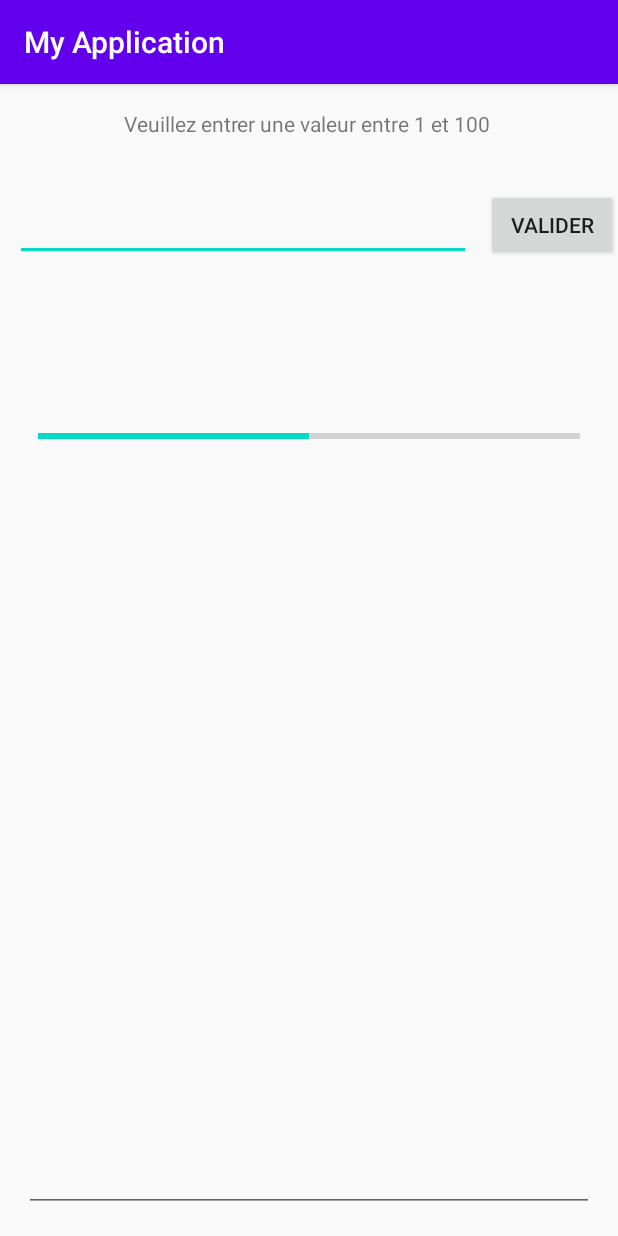
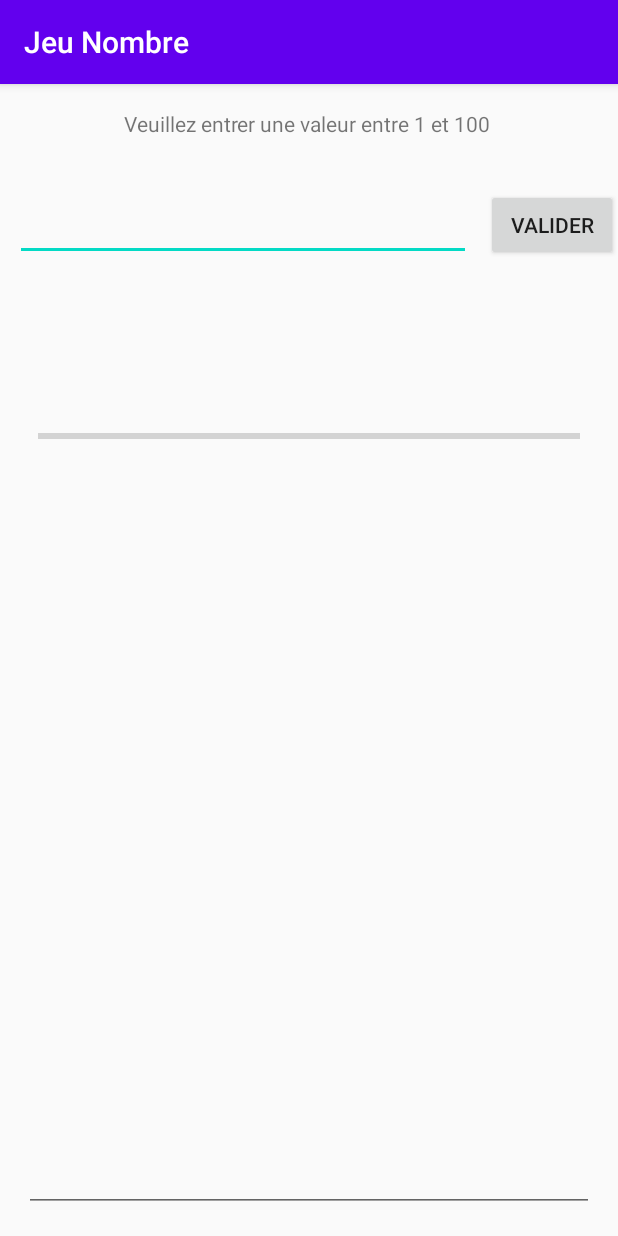
Before and after one commit to VictorMouss/Switcher, an Android app: the screen it shows after launch (MainActivity), on a phone screen of 412 x 824 dp. Run offline under Robolectric (Android 15) with nearby library versions, the phone set to English and light mode, and no system bars.

Commit message:
Commit 04/03

```diff
--- a/app/src/main/java/com/example/myapplication/MainActivity.java
+++ b/app/src/main/java/com/example/myapplication/MainActivity.java
@@ -1,8 +1,11 @@
 package com.example.myapplication;
 
+import androidx.appcompat.app.AlertDialog;
 import androidx.appcompat.app.AppCompatActivity;
 
+import android.content.DialogInterface;
 import android.os.Bundle;
+import android.util.Log;
 import android.view.View;
 import android.widget.Button;
 import android.widget.EditText;
@@ -16,6 +19,8 @@ public class MainActivity extends AppCompatActivity {
     private TextView txtResult;
     private ProgressBar prgBarEssai;
     private TextView txtHistory;
+    private int searchedValue;
+    private int score;
 
     @Override
     protected void onCreate(Bundle savedInstanceState) {
@@ -27,17 +32,62 @@ public class MainActivity extends AppCompatActivity {
         prgBarEssai = (ProgressBar) findViewById(R.id.prgBarEssai);
         txtHistory = (TextView) findViewById(R.id.txtHistory);
 
+        btnValidate.setOnClickListener(btnValideListenner);
         init();
     }
 
     private void init(){
+        score=0;
+        searchedValue = 1+ (int)(Math.random()*100);
+        Log.i(" DEBUG ","Valeur cherchée : "+searchedValue);
+        prgBarEssai.setProgress(score);
+        txtHistory.setText("");
+        txtResult.setText("");
+        txtNumber.setText("");
+        txtNumber.requestFocus();
 
+    }
+
+    private void congratulation(){
+        txtResult.setText(R.string.str_congrat);
+        AlertDialog retryAlert = new AlertDialog.Builder( this ).create();
+        retryAlert.setTitle(R.string.app_name);
+        retryAlert.setMessage(getString(R.string.str_message, score));
+        retryAlert.setButton(AlertDialog.BUTTON_POSITIVE, getString(R.string.str_Oui), new AlertDialog.OnClickListener(){
+            @Override
+            public void onClick(DialogInterface dialog, int which) {
+                init();
+            }
+        });
+        retryAlert.setButton(AlertDialog.BUTTON_NEGATIVE, getString(R.string.str_Non), new AlertDialog.OnClickListener(){
+            @Override
+            public void onClick(DialogInterface dialog, int which) {
+                finish();
+            }
+        });
     }
 
     private View.OnClickListener btnValideListenner = new View.OnClickListener() {
         @Override
         public void onClick(View v) {
+            Log.i(" DEBUG ","Bouton cliqué");
 
+            String txtNumberG = txtNumber.getText().toString();
+            if (txtNumberG.equals("")) return;
+
+            txtHistory.append(txtNumber+"\r\n");
+            prgBarEssai.incrementProgressBy(1);
+            score++;
+
+            int enteredValue = Integer.parseInt(txtNumberG);
+            if (enteredValue == searchedValue) {
+                congratulation();
+            }else if (enteredValue<searchedValue){
+                txtResult.setText(R.string.str_plusG);
+            }
+            else{
+                txtResult.setText(R.string.str_plusP);
+            }
         }
     };
 }
--- a/app/src/main/res/values/strings.xml
+++ b/app/src/main/res/values/strings.xml
@@ -1,6 +1,12 @@
 <resources>
-    <string name="app_name">My Application</string>
+    <string name="app_name"> Jeu Nombre</string>
     <string name="Lbl_Title">Veuillez entrer une valeur entre 1 et 100</string>
     <string name="Btn_Valider">Valider</string>
     <string name="txtResult" />
+    <string name="str_plusG">Plus grand !</string>
+    <string name="str_plusP">Plus petit</string>
+    <string name="str_congrat">\"Félicitation ! \"</string>
+    <string name="str_message">\"Félicitation, vous avez trouvé en %d coups ! \"</string>
+    <string name="str_Non">Non</string>
+    <string name="str_Oui">Oui</string>
 </resources>
```
